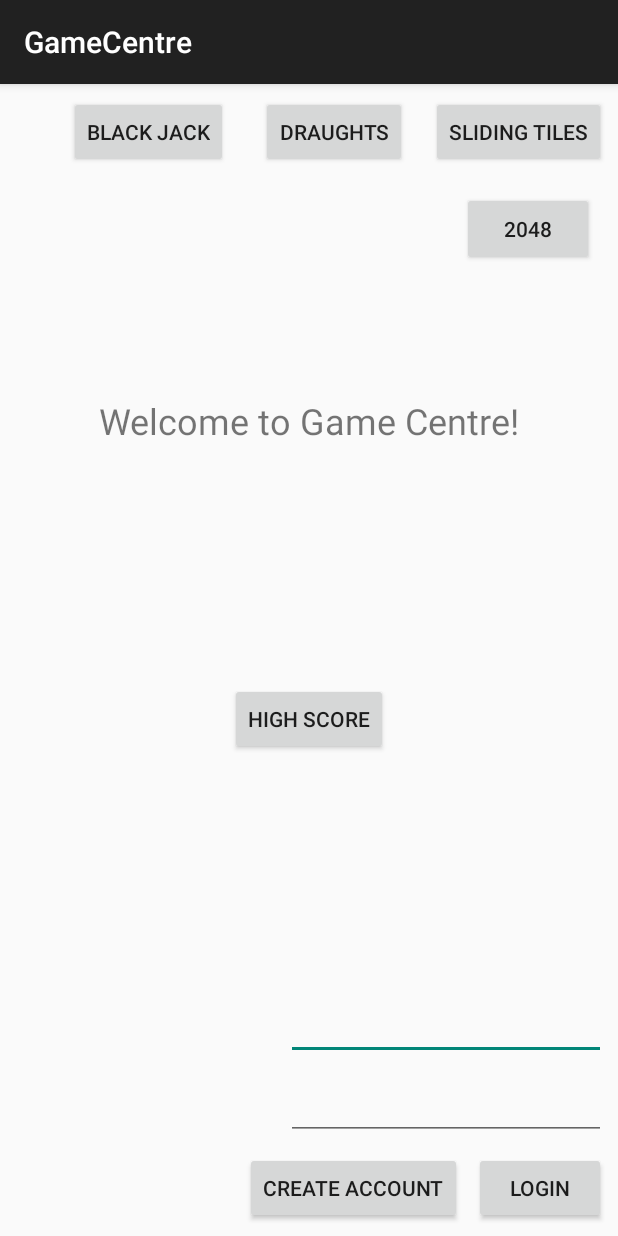
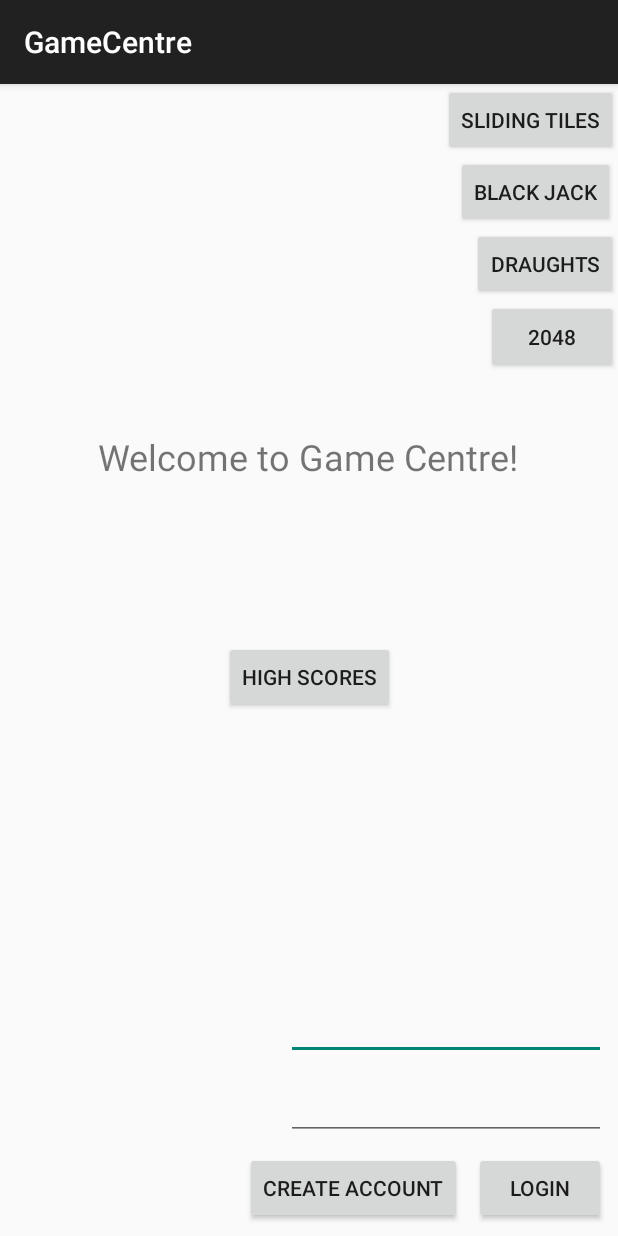
Before and after one commit to maxsours/software-design-final-project, an Android app: the screen it shows after launch (ActualStartingActivity), on a phone screen of 412 x 824 dp. Run offline under Robolectric (Android 15) with nearby library versions, the phone set to English and light mode, and no system bars.

Commit message:
Fixed positioning of game buttons.

```diff
--- a/Phase2/GameCentre/app/src/main/res/layout/activity_actual_starting.xml
+++ b/Phase2/GameCentre/app/src/main/res/layout/activity_actual_starting.xml
@@ -48,8 +48,6 @@
         android:layout_width="wrap_content"
         android:layout_height="wrap_content"
         android:layout_alignParentBottom="true"
-        android:layout_marginTop="8dp"
-        android:layout_marginEnd="8dp"
         android:layout_toStartOf="@+id/loginButton"
         android:text="Sliding Tiles"
         app:layout_constraintEnd_toEndOf="parent"
@@ -97,11 +95,12 @@
         android:layout_width="wrap_content"
         android:layout_height="wrap_content"
         android:layout_marginStart="8dp"
-        android:layout_marginTop="208dp"
+        android:layout_marginTop="232dp"
         android:layout_marginEnd="8dp"
         android:text="Welcome to Game Centre!"
         android:textSize="24dp"
         app:layout_constraintEnd_toEndOf="parent"
+        app:layout_constraintHorizontal_bias="0.495"
         app:layout_constraintStart_toStartOf="parent"
         app:layout_constraintTop_toTopOf="parent" />
 
@@ -109,41 +108,38 @@
         android:id="@+id/draughtsbutton"
         android:layout_width="wrap_content"
         android:layout_height="wrap_content"
-        android:layout_marginTop="8dp"
-        android:layout_marginEnd="16dp"
         android:text="DRAUGHTS"
-        app:layout_constraintEnd_toStartOf="@+id/slidingTiles"
-        app:layout_constraintTop_toTopOf="parent" />
+        app:layout_constraintTop_toBottomOf="@id/BlackJackButton"
+        app:layout_constraintEnd_toEndOf="parent"
+        tools:layout_editor_absoluteX="313dp" />
 
     <Button
         android:id="@+id/button2048"
         android:layout_width="wrap_content"
         android:layout_height="49dp"
-        android:layout_marginTop="16dp"
-        android:layout_marginEnd="16dp"
         android:text="2048"
         app:layout_constraintEnd_toEndOf="parent"
-        app:layout_constraintTop_toBottomOf="@+id/slidingTiles" />
+        app:layout_constraintTop_toBottomOf="@id/draughtsbutton" />
 
     <Button
         android:id="@+id/HighScoreButton"
         android:layout_width="wrap_content"
         android:layout_height="wrap_content"
         android:layout_below="@+id/gameCentre"
-        android:text="High Score"
+        android:text="High Scores"
         app:layout_constraintBottom_toTopOf="@+id/usernameText"
         app:layout_constraintEnd_toEndOf="parent"
-        app:layout_constraintHorizontal_bias="0.5"
         app:layout_constraintStart_toStartOf="parent"
-        app:layout_constraintTop_toBottomOf="@+id/gameCentre" />
+        app:layout_constraintTop_toBottomOf="@+id/gameCentre"
+        app:layout_constraintVertical_bias="0.364" />
 
     <Button
         android:id="@+id/BlackJackButton"
         android:layout_width="wrap_content"
         android:layout_height="wrap_content"
-        android:layout_marginTop="8dp"
-        android:layout_marginEnd="135dp"
+        android:layout_marginStart="304dp"
+        android:layout_marginTop="48dp"
         android:text="BLACK JACK"
-        app:layout_constraintEnd_toStartOf="@+id/slidingTiles"
+        app:layout_constraintStart_toStartOf="parent"
         app:layout_constraintTop_toTopOf="parent" />
 </android.support.constraint.ConstraintLayout>
```
